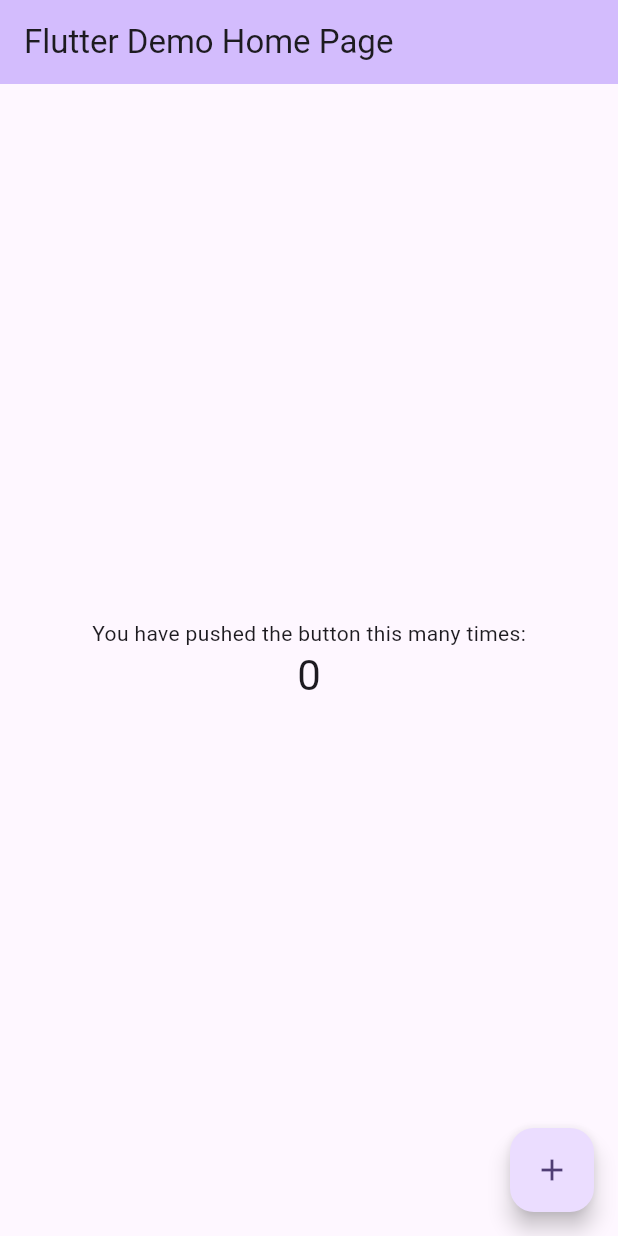
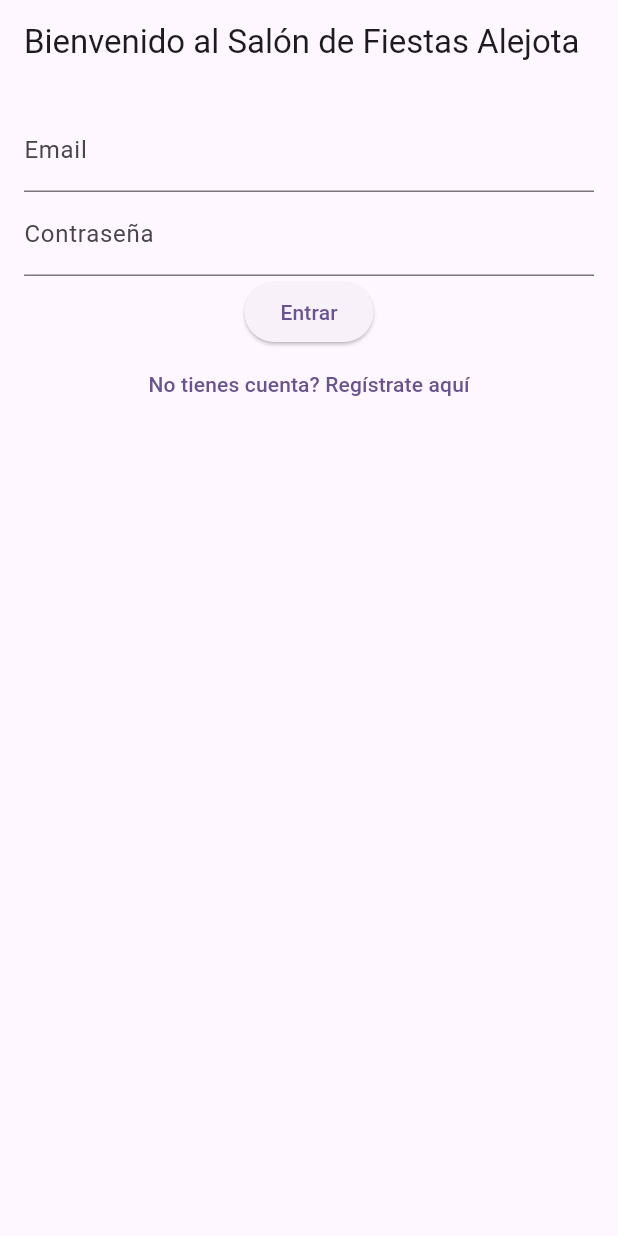
Before and after one commit to arodrom1901/reserva_sala_fiestas, a Flutter app: the screen it shows after launch, on a phone screen of 412 x 824 dp. Run offline on Flutter 3.47's test engine with Material 3 defaults, Android fonts, the light colour scheme and no system bars; our stand-ins replace firebase_auth, firebase_core; accounts and stored records are empty.

Commit message:
primeras pantallas simples añadidas

```diff
--- a/lib/main.dart
+++ b/lib/main.dart
@@ -1,122 +1,53 @@
-import 'package:flutter/material.dart';
+import "package:flutter/material.dart";
+import "package:firebase_core/firebase_core.dart";
+import "package:provider/provider.dart";
+import "package:firebase_auth/firebase_auth.dart";
+import "firebase_options.dart";
+import "providers/cart_provider.dart";
+import "screens/login_screen.dart";
+import "screens/catalog_screen.dart";
 
-void main() {
-  runApp(const MyApp());
+// lo primero es inicializar firebase
+void main() async {
+  await Firebase.initializeApp(options: DefaultFirebaseOptions.currentPlatform);
+  runApp(SalaFiestasApp());
 }
 
-class MyApp extends StatelessWidget {
-  const MyApp({super.key});
+class SalaFiestasApp extends StatelessWidget {
+  const SalaFiestasApp({super.key});
 
-  // This widget is the root of your application.
   @override
   Widget build(BuildContext context) {
-    return MaterialApp(
-      title: 'Flutter Demo',
-      theme: ThemeData(
-        // This is the theme of your application.
-        //
-        // TRY THIS: Try running your application with "flutter run". You'll see
-        // the application has a purple toolbar. Then, without quitting the app,
-        // try changing the seedColor in the colorScheme below to Colors.green
-        // and then invoke "hot reload" (save your changes or press the "hot
-        // reload" button in a Flutter-supported IDE, or press "r" if you used
-        // the command line to start the app).
-        //
-        // Notice that the counter didn't reset back to zero; the application
-        // state is not lost during the reload. To reset the state, use hot
-        // restart instead.
-        //
-        // This works for code too, not just values: Most code changes can be
-        // tested with just a hot reload.
-        colorScheme: ColorScheme.fromSeed(seedColor: Colors.deepPurple),
+    // el provider envuelve todo para que el carrito esté disponible
+    return ChangeNotifierProvider(
+      create: (context) => CartProvider(),
+      child: MaterialApp(
+        title: "Salón de Fiestas Alejota",
+        theme: ThemeData(
+          colorScheme: ColorScheme.fromSeed(seedColor: Colors.deepPurple),
+        ),
+        home: AuthWrapper(),
       ),
-      home: const MyHomePage(title: 'Flutter Demo Home Page'),
     );
   }
 }
 
-class MyHomePage extends StatefulWidget {
-  const MyHomePage({super.key, required this.title});
-
-  // This widget is the home page of your application. It is stateful, meaning
-  // that it has a State object (defined below) that contains fields that affect
-  // how it looks.
-
-  // This class is the configuration for the state. It holds the values (in this
-  // case the title) provided by the parent (in this case the App widget) and
-  // used by the build method of the State. Fields in a Widget subclass are
-  // always marked "final".
-
-  final String title;
-
-  @override
-  State<MyHomePage> createState() => _MyHomePageState();
-}
-
-class _MyHomePageState extends State<MyHomePage> {
-  int _counter = 0;
-
-  void _incrementCounter() {
-    setState(() {
-      // This call to setState tells the Flutter framework that something has
-      // changed in this State, which causes it to rerun the build method below
-      // so that the display can reflect the updated values. If we changed
-      // _counter without calling setState(), then the build method would not be
-      // called again, and so nothing would appear to happen.
-      _counter++;
-    });
-  }
+// el portero que decide si entras al catálogo o te quedas en el login
+class AuthWrapper extends StatelessWidget {
+  const AuthWrapper({super.key});
 
   @override
   Widget build(BuildContext context) {
-    // This method is rerun every time setState is called, for instance as done
-    // by the _incrementCounter method above.
-    //
-    // The Flutter framework has been optimized to make rerunning build methods
-    // fast, so that you can just rebuild anything that needs updating rather
-    // than having to individually change instances of widgets.
-    return Scaffold(
-      appBar: AppBar(
-        // TRY THIS: Try changing the color here to a specific color (to
-        // Colors.amber, perhaps?) and trigger a hot reload to see the AppBar
-        // change color while the other colors stay the same.
-        backgroundColor: Theme.of(context).colorScheme.inversePrimary,
-        // Here we take the value from the MyHomePage object that was created by
-        // the App.build method, and use it to set our appbar title.
-        title: Text(widget.title),
-      ),
-      body: Center(
-        // Center is a layout widget. It takes a single child and positions it
-        // in the middle of the parent.
-        child: Column(
-          // Column is also a layout widget. It takes a list of children and
-          // arranges them vertically. By default, it sizes itself to fit its
-          // children horizontally, and tries to be as tall as its parent.
-          //
-          // Column has various properties to control how it sizes itself and
-          // how it positions its children. Here we use mainAxisAlignment to
-          // center the children vertically; the main axis here is the vertical
-          // axis because Columns are vertical (the cross axis would be
-          // horizontal).
-          //
-          // TRY THIS: Invoke "debug painting" (choose the "Toggle Debug Paint"
-          // action in the IDE, or press "p" in the console), to see the
-          // wireframe for each widget.
-          mainAxisAlignment: MainAxisAlignment.center,
-          children: <Widget>[
-            const Text('You have pushed the button this many times:'),
-            Text(
-              '$_counter',
-              style: Theme.of(context).textTheme.headlineMedium,
-            ),
-          ],
-        ),
-      ),
-      floatingActionButton: FloatingActionButton(
-        onPressed: _incrementCounter,
-        tooltip: 'Increment',
-        child: const Icon(Icons.add),
-      ), // This trailing comma makes auto-formatting nicer for build methods.
+    return StreamBuilder<User?>(
+      stream: FirebaseAuth.instance.authStateChanges(),
+      builder: (context, snapshot) {
+        // si hay usuario en la sesión, directo al catálogo
+        if (snapshot.hasData) {
+          return CatalogScreen();
+        }
+        // si no, toca iniciar sesión
+        return LoginScreen();
+      },
     );
   }
 }
--- /dev/null
+++ b/lib/screens/login_screen.dart
@@ -0,0 +1,74 @@
+import "package:flutter/material.dart";
+import "package:reserva_sala_fiestas/screens/register_screen.dart";
+import "../services/auth_service.dart";
+import "catalog_screen.dart";
+
+class LoginScreen extends StatefulWidget {
+  const LoginScreen({super.key});
+
+  @override
+  State<LoginScreen> createState() => _LoginScreenState();
+}
+
+class _LoginScreenState extends State<LoginScreen> {
+  final TextEditingController _emailController = TextEditingController();
+  final TextEditingController _passwordController = TextEditingController();
+  final AuthService _auth = AuthService();
+
+  @override
+  Widget build(BuildContext context) {
+    return Scaffold(
+      appBar: AppBar(title: Text("Bienvenido al Salón de Fiestas Alejota")),
+      body: Padding(
+        padding: EdgeInsets.all(16.0),
+        child: Column(
+          children: [
+            TextField(
+              controller: _emailController,
+              decoration: InputDecoration(labelText: "Email"),
+            ),
+            TextField(
+              controller: _passwordController,
+              decoration: InputDecoration(labelText: "Contraseña"),
+              obscureText: true,
+            ),
+            ElevatedButton(
+              onPressed: () async {
+                // intentamos entrar
+                var user = await _auth.iniciarSesion(
+                  _emailController.text,
+                  _passwordController.text,
+                );
+                if (user != null) {
+                  // si todo va bien, vamos al catálogo
+                  Navigator.pushReplacement(
+                    context,
+                    MaterialPageRoute(builder: (_) => CatalogScreen()),
+                  );
+                } else {
+                  // si falla, avisamos al usuario
+                  ScaffoldMessenger.of(context).showSnackBar(
+                    SnackBar(
+                      content: Text("Error: usuario o contraseña mal"),
+                    ),
+                  );
+                }
+              },
+              child: Text("Entrar"),
+            ),
+            // boton para ir a la pantalla de registro
+            TextButton(
+              onPressed: () {
+                Navigator.push(
+                  context,
+                  MaterialPageRoute(builder: (_) => RegisterScreen()),
+                );
+              },
+              child: Text("No tienes cuenta? Regístrate aquí"),
+            ),
+          ],
+        ),
+      ),
+    );
+  }
+}
--- /dev/null
+++ b/lib/services/auth_service.dart
@@ -0,0 +1,42 @@
+import 'package:firebase_auth/firebase_auth.dart';
+
+class AuthService {
+  final FirebaseAuth _auth = FirebaseAuth.instance;
+
+  // metodo para entrar con email y contraseña
+  Future<User?> iniciarSesion(String email, String password) async {
+    try {
+      UserCredential resultado = await _auth.signInWithEmailAndPassword(
+        email: email,
+        password: password,
+      );
+      // devolvemos el usuario si todo ha ido bien
+      return resultado.user;
+    } catch (e) {
+      // aquí capturamos el fallo si las credenciales no son correctas
+      print("Error al entrar: $e");
+      return null;
+    }
+  }
+
+  // metodo para cerrar la sesión
+  Future<void> cerrarSesion() async {
+    await _auth.signOut();
+  }
+
+  // metodo para registrarse
+  Future<User?> registrarse(String email, String password) async {
+    try {
+      UserCredential resultado = await _auth.createUserWithEmailAndPassword(
+        email: email,
+        password: password,
+      );
+      // devolvemos el usuario recién creado
+      return resultado.user;
+    } catch (e) {
+      // si el email ya existe o la contraseña es muy corta, capturamos el fallo
+      print("Error al registrarse: $e");
+      return null;
+    }
+  }
+}
--- a/pubspec.yaml
+++ b/pubspec.yaml
@@ -31,6 +31,9 @@ dependencies:
   flutter:
     sdk: flutter
   http: ^1.2.0
+  provider: ^6.1.1
+  firebase_core: ^4.4.0
+  firebase_auth: ^6.1.4
 
   # The following adds the Cupertino Icons font to your application.
   # Use with the CupertinoIcons class for iOS style icons.
```
Also changed, not shown: lib/screens/catalog_screen.dart (added, +70 -0 lines), lib/screens/register_screen.dart (added, +53 -0 lines), firebase.json (added), lib/firebase_options.dart (added), pubspec.lock, 4 other files.
